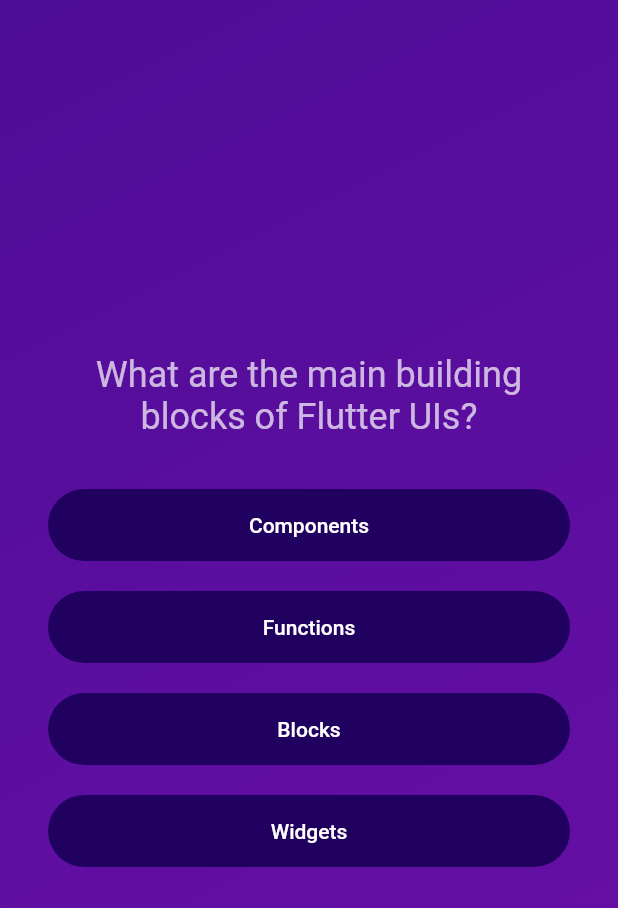
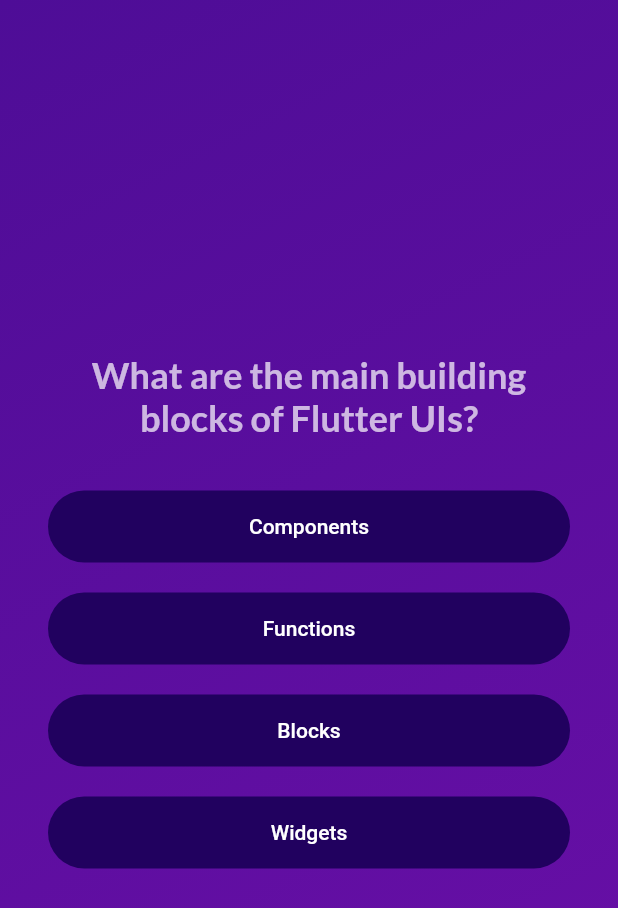
Before and after one commit to angelo-filho/flutter-quiz, a Flutter app: the screen it shows after launch, after a tap on "Start Quiz", on a phone screen of 412 x 824 dp. Shown: the top 908 px of the screen. Run offline on Flutter 3.47's test engine with Material 2 defaults, Android fonts, the phone set to English and light mode, and no system bars; our stand-ins replace google_fonts.

Commit message:
feat: change question text font family

```diff
--- a/lib/screens/questions_screen.dart
+++ b/lib/screens/questions_screen.dart
@@ -1,6 +1,7 @@
 import 'package:adv_basics/data/questions.dart';
 import 'package:adv_basics/widgets/answer_button.dart';
 import 'package:flutter/material.dart';
+import 'package:google_fonts/google_fonts.dart';
 
 class QuestionsScreen extends StatefulWidget {
   const QuestionsScreen({super.key});
@@ -33,9 +34,10 @@ class _QuestionsScreenState extends State<QuestionsScreen> {
             Text(
               currentQuestion.text,
               textAlign: TextAlign.center,
-              style: const TextStyle(
+              style: GoogleFonts.lato(
                 color: Colors.white70,
                 fontSize: 24,
+                fontWeight: FontWeight.bold,
               ),
             ),
             const SizedBox(height: 24),
```
